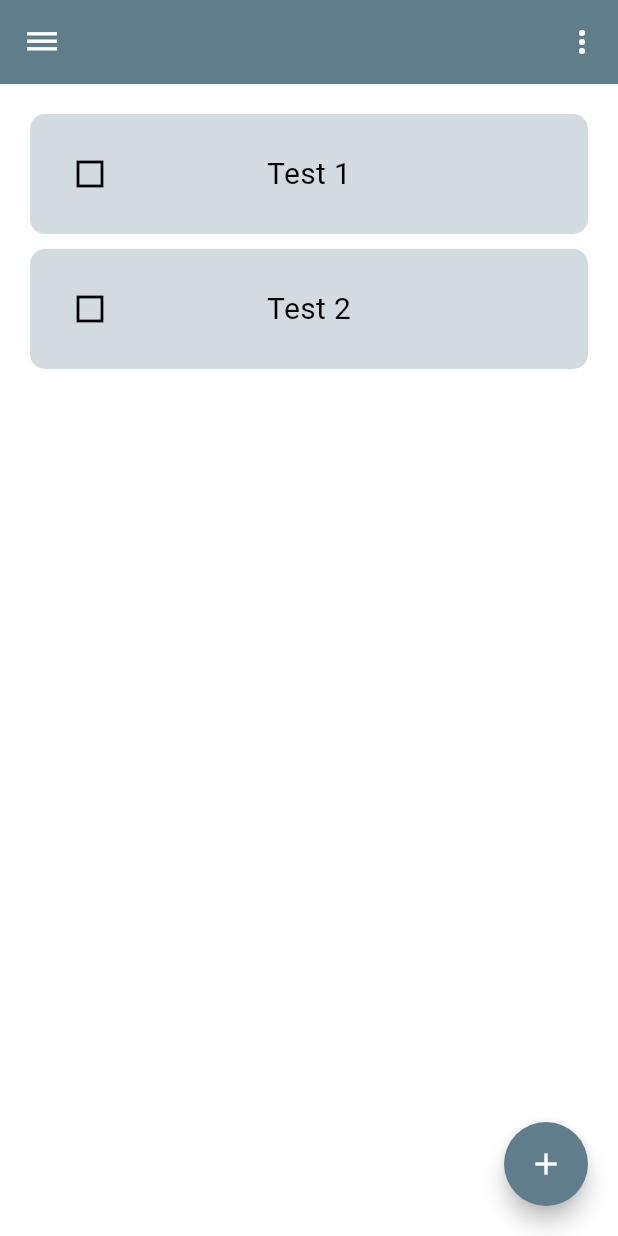
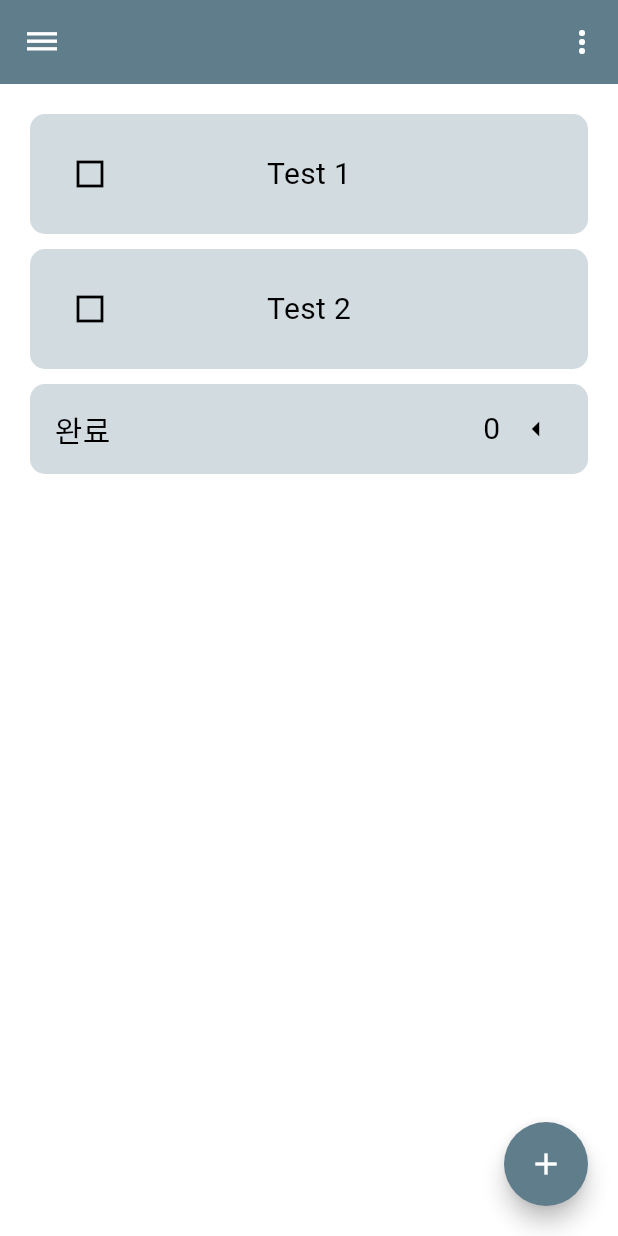
Before and after one commit to wys47/me-move, a Flutter app: the screen it shows after launch, on a phone screen of 412 x 824 dp. Run offline on Flutter 3.47's test engine with Material 3 defaults, Android fonts, the phone set to English and light mode, and no system bars; our stand-ins replace google_fonts.

Commit message:
완료창

```diff
--- a/lib/data/task_data.dart
+++ b/lib/data/task_data.dart
@@ -11,6 +11,22 @@ class TaskData extends ChangeNotifier {
   int get taskCount => taskList.length;
   TaskModel getTask({required int index}) {
     return taskList[index];
+  }
+
+  bool checkedTaskOpen = false;
+  void changedTaskOpen()
+  {
+    checkedTaskOpen = !checkedTaskOpen;
+    notifyListeners();
+  }
+
+  int cntCheckedTask() {
+    int cnt = 0;
+    for (int i = 0; i < taskList.length; ++i)
+    {
+      if (taskList[i].isChecked) ++cnt;
+    }
+    return cnt;
   }
 
   void addTask({required TaskModel task}) {
--- a/lib/modules/home/home_page.dart
+++ b/lib/modules/home/home_page.dart
@@ -13,6 +13,7 @@ class HomePage extends StatefulWidget {
 }
 
 class HomePageState extends State<HomePage> {
+
   @override
   Widget build(BuildContext context) {
     final taskData = Provider.of<TaskData>(context);
@@ -45,6 +46,7 @@ class HomePageState extends State<HomePage> {
                     physics: NeverScrollableScrollPhysics(),
                     itemCount:taskData.taskCount,
                     itemBuilder: (context, index) {
+                      if (!taskData.taskList[index].isChecked) {
                         return InkWell(
                           onTap: () {
                             Navigator.push(
@@ -97,8 +99,117 @@ class HomePageState extends State<HomePage> {
                             ],
                           ),
                         );
+                      }
+                      return null;
                     },
                   ),
+                  Container(
+                    height: 60,
+                    margin: EdgeInsets.only(bottom: 10),
+                    decoration: BoxDecoration(
+                      borderRadius: BorderRadius.circular(10),
+                      color: getLighterColor(mainColor, 0.85),
+                    ),
+                    alignment: Alignment.center,
+                    child: Row(
+                      mainAxisAlignment: MainAxisAlignment.spaceBetween,
+                      children: [
+                        Container(
+                          width: 70,
+                          child: Align(
+                            alignment: Alignment.center,
+                            child: Text(
+                              '완료',
+                              style: TextStyle(
+                                fontSize: 20
+                              ),
+                            ),
+                          )
+                        ),
+                        Container(
+                          width: 70,
+                          child: Row(
+                            children: [
+                              Text(
+                                taskData.cntCheckedTask().toString(),
+                                style: TextStyle(
+                                fontSize: 20
+                                ),
+                              ),
+                              IconButton(
+                                onPressed: () {
+                                  taskData.changedTaskOpen();
+                                },
+                                icon: Icon(taskData.checkedTaskOpen ? Icons.arrow_drop_down : Icons.arrow_left),
+                              )
+                            ],
+                          ),
+                        ),
+                      ],
+                    )
+                  ),
+                  taskData.checkedTaskOpen ? ListView.builder(
+                    shrinkWrap: true,
+                    physics: NeverScrollableScrollPhysics(),
+                    itemCount:taskData.taskCount,
+                    itemBuilder: (context, index) {
+                      if (taskData.taskList[index].isChecked) {
+                        return InkWell(
+                          onTap: () {
+                            Navigator.push(
+                              context,
+                              PageRouteBuilder(
+                                pageBuilder: (context, animation, secondaryAnimation) => TaskEditPage(taskIndex: index),
+                                transitionsBuilder: (context, animation, secondaryAnimation, child) {
+                                  return FadeTransition(
+                                    opacity: animation,
+                                    child: child,
+                                  );
+                                },
+                                transitionDuration: Duration(milliseconds: 150),  // 전환 지속 시간 설정
+                              ),
+                            );
+                          },
+
+                          child: Stack(
+                            children: [
+                              Container(
+                                height: 80,
+                                margin: EdgeInsets.only(bottom: 10),
+                                decoration: BoxDecoration(
+                                  borderRadius: BorderRadius.circular(10),
+                                  color: getLighterColor(mainColor, 0.85),
+                                ),
+                                alignment: Alignment.center,
+                                child: Text(
+                                  taskData.taskList[index].title.content,
+                                  style: TextStyle(
+                                    fontSize: taskData.taskList[index].title.size,
+                                    decoration: taskData.taskList[index].isChecked ? TextDecoration.lineThrough : null,
+                                  ),
+                                ),
+                              ),
+                              Align(
+                                  alignment: Alignment.centerLeft,
+                                  child: Container(
+                                    height: 80,
+                                    width: 80,
+                                    child: IconButton(
+                                        onPressed: () {
+                                          taskData.changeCheckState(index: index);
+                                          taskData.changeIsStrikeThrough(index: index);
+                                        },
+                                        icon: Icon(taskData.taskList[index].isChecked ? Icons.check : Icons.square_outlined)
+                                    ),
+                                  )
+                              )
+                            ],
+                          ),
+                        );
+                      }
+                      return null;
+                    },
+                  ) : Container()
                 ],
               ),
             ),
```
Lines whose indentation alone changed are shown as unchanged.
